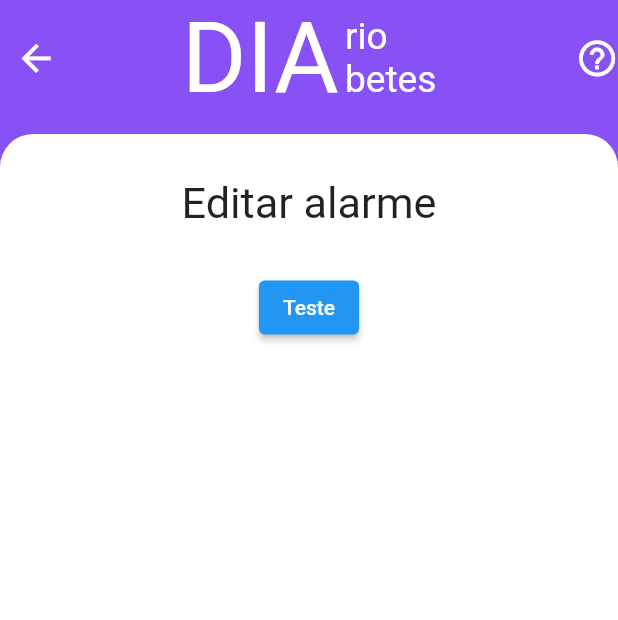
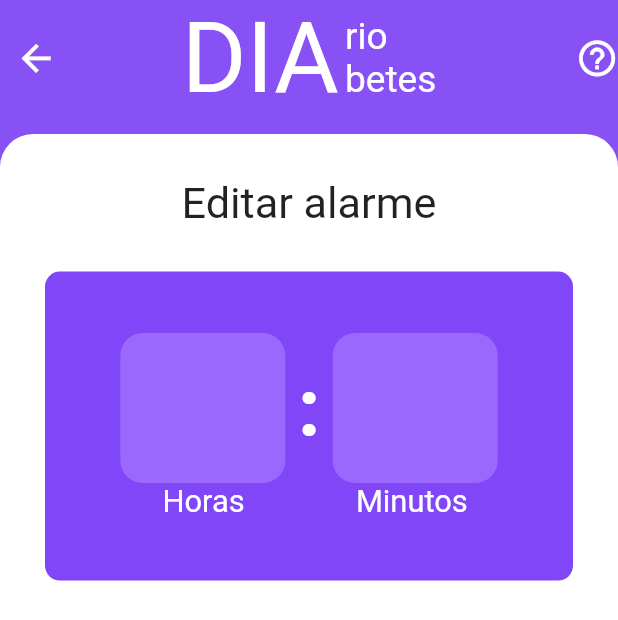
Before and after one commit to YuriAres/ProjectDiabetes, a Flutter app: the AddAlarmPage screen opened directly with empty values, on a phone screen of 412 x 824 dp. Shown: the top 620 px of the screen. Run offline on Flutter 3.47's test engine with Material 2 defaults, Android fonts, the light colour scheme and no system bars; our stand-ins replace cloud_firestore, firebase_auth, firebase_core, fl_chart, google_fonts; accounts and stored records are empty; Roboto replaces fonts that are missing (Ubuntu).

Commit message:
Night Update

```diff
--- a/lib/add_alarm_page.dart
+++ b/lib/add_alarm_page.dart
@@ -88,18 +88,107 @@ class _AddAlarmPageState extends State<AddAlarmPage> {
                                     MediaQuery.sizeOf(context).height * 0.035)),
                         SizedBox(
                             height: MediaQuery.sizeOf(context).height * 0.035),
-                        Center(
-                          child: ElevatedButton(
-                              onPressed: () async {
-                                DateTime data = DateTime.parse(
-                                    "2023-10-14 04:36:35.746444");
-                                print(data.weekday);
-                                List<Anotacao> teste =
-                                    await pesquisarDocs(widget.usuario);
-                                print(teste[1].anotacao);
-                              },
-                              child: Text("Teste")),
-                        )
+                        Container(
+                            height: MediaQuery.sizeOf(context).height * 0.25,
+                            width: MediaQuery.sizeOf(context).width * 0.9,
+                            decoration: const BoxDecoration(
+                                color: Color.fromARGB(255, 129, 70, 247),
+                                borderRadius:
+                                    BorderRadius.all(Radius.circular(10))),
+                            child: Column(
+                              mainAxisAlignment: MainAxisAlignment.center,
+                              children: [
+                                Row(
+                                  mainAxisAlignment: MainAxisAlignment.center,
+                                  children: [
+                                    SizedBox(
+                                      height: 100,
+                                      width: 110,
+                                      child: TextField(
+                                        textAlign: TextAlign.center,
+                                        style: GoogleFonts.ubuntu(
+                                            color: Colors.white,
+                                            fontSize: MediaQuery.sizeOf(context)
+                                                    .height *
+                                                0.065),
+                                        decoration: InputDecoration(
+                                            fillColor: const Color(0xff9A68FD),
+                                            filled: true,
+                                            border: OutlineInputBorder(
+                                                borderSide: const BorderSide(
+                                                    width: 0,
+                                                    style: BorderStyle.none),
+                                                borderRadius:
+                                                    BorderRadius.circular(15))),
+                                      ),
+                                    ),
+                                    SizedBox(
+                                      width: MediaQuery.sizeOf(context).height *
+                                          0.01,
+                                    ),
+                                    Text(":",
+                                        style: GoogleFonts.ubuntu(
+                                            fontWeight: FontWeight.bold,
+                                            fontSize: MediaQuery.sizeOf(context)
+                                                    .height *
+                                                0.065,
+                                            color: Colors.white)),
+                                    SizedBox(
+                                      width: MediaQuery.sizeOf(context).height *
+                                          0.01,
+                                    ),
+                                    SizedBox(
+                                      height: 100,
+                                      width: 110,
+                                      child: TextField(
+                                        textAlign: TextAlign.center,
+                                        style: GoogleFonts.ubuntu(
+                                            color: Colors.white,
+                                            fontSize: MediaQuery.sizeOf(context)
+                                                    .height *
+                                                0.065),
+                                        decoration: InputDecoration(
+                                          fillColor: const Color(0xff9A68FD),
+                                          filled: true,
+                                          border: OutlineInputBorder(
+                                              borderSide: const BorderSide(
+                                                  width: 0,
+                                                  style: BorderStyle.none),
+                                              borderRadius:
+                                                  BorderRadius.circular(15)),
+                                        ),
+                                      ),
+                                    )
+                                  ],
+                                ),
+                                Row(
+                                  children: [
+                                    SizedBox(
+                                      width: MediaQuery.sizeOf(context).width *
+                                          0.19,
+                                    ),
+                                    Text(
+                                      "Horas",
+                                      style: GoogleFonts.ubuntu(
+                                          fontSize: MediaQuery.sizeOf(context)
+                                                  .height *
+                                              0.025,
+                                          color: Colors.white),
+                                    ),
+                                    SizedBox(
+                                      width: MediaQuery.sizeOf(context).width *
+                                          0.18,
+                                    ),
+                                    Text("Minutos",
+                                        style: GoogleFonts.ubuntu(
+                                            fontSize: MediaQuery.sizeOf(context)
+                                                    .height *
+                                                0.025,
+                                            color: Colors.white))
+                                  ],
+                                )
+                              ],
+                            )),
                       ],
                     ),
                   ),
@@ -125,3 +214,9 @@ Future<List<Anotacao>> pesquisarDocs(Usuario usuario) async {
       List.from(querySnapshot.docs.map((doc) => Anotacao.fromMap(doc.data())));
   return anotacao;
 }
+
+Widget hours(int horas, BuildContext context) {
+  return Text(horas < 10 ? "0$horas" : horas.toString(),
+      style: GoogleFonts.ubuntu(
+          fontSize: MediaQuery.sizeOf(context).height * 0.06));
+}
--- a/lib/login.dart
+++ b/lib/login.dart
@@ -33,9 +33,10 @@ class _LoginPageState extends State<LoginPage> {
                 ],
               ));
     } else {
-      FirebaseAuth.instance.signInWithEmailAndPassword(
-          email: emailController.text, password: senhaController.text);
-      User? user = FirebaseAuth.instance.currentUser;
+      UserCredential userCredential = await FirebaseAuth.instance
+          .signInWithEmailAndPassword(
+              email: emailController.text, password: senhaController.text);
+      User? user = userCredential.user;
       if (user != null) {
         late Usuario usuario;
         final docUser = await FirebaseFirestore.instance
```
Also changed, not shown: 3 other files.
